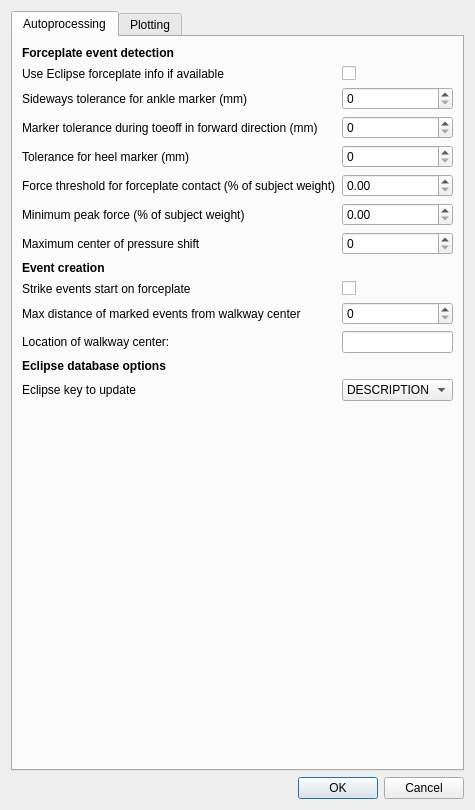
This is nexus_scripts/autoproc_dialog.ui in NCH-Motion-Laboratory/gaitutils as Qt 5 draws it before an edit. The edited form follows.
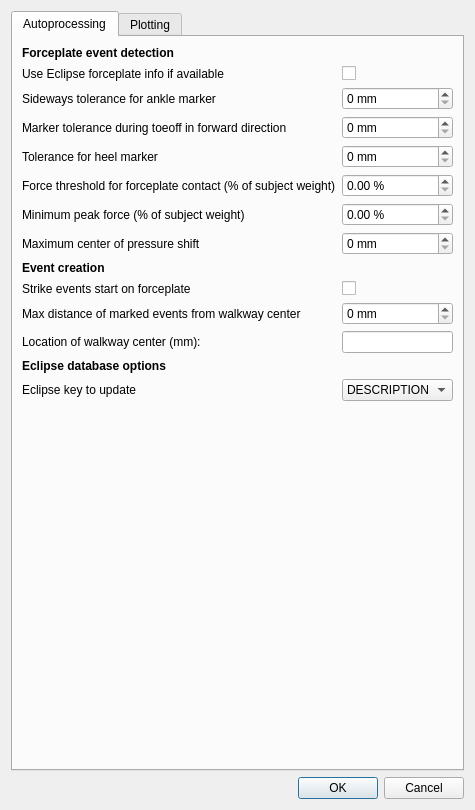
This is the edited form.

Commit message: units suffices

Diff of the .ui file:
```diff
--- a/nexus_scripts/autoproc_dialog.ui
+++ b/nexus_scripts/autoproc_dialog.ui
@@ -56,32 +56,44 @@
          <item row="2" column="0">
           <widget class="QLabel" name="label">
            <property name="text">
-            <string>Sideways tolerance for ankle marker (mm)</string>
+            <string>Sideways tolerance for ankle marker</string>
            </property>
           </widget>
          </item>
          <item row="2" column="1">
-          <widget class="QSpinBox" name="cfg_ankle_sideways_tol"/>
+          <widget class="QSpinBox" name="cfg_ankle_sideways_tol">
+           <property name="suffix">
+            <string> mm</string>
+           </property>
+          </widget>
          </item>
          <item row="3" column="0">
           <widget class="QLabel" name="label_7">
            <property name="text">
-            <string>Marker tolerance during toeoff in forward direction (mm)</string>
+            <string>Marker tolerance during toeoff in forward direction</string>
            </property>
           </widget>
          </item>
          <item row="3" column="1">
-          <widget class="QSpinBox" name="cfg_toeoff_marker_tol"/>
+          <widget class="QSpinBox" name="cfg_toeoff_marker_tol">
+           <property name="suffix">
+            <string> mm</string>
+           </property>
+          </widget>
          </item>
          <item row="4" column="0">
           <widget class="QLabel" name="label_9">
            <property name="text">
-            <string>Tolerance for heel marker (mm)</string>
+            <string>Tolerance for heel marker</string>
            </property>
           </widget>
          </item>
          <item row="4" column="1">
-          <widget class="QSpinBox" name="cfg_heel_strike_tol"/>
+          <widget class="QSpinBox" name="cfg_heel_strike_tol">
+           <property name="suffix">
+            <string> mm</string>
+           </property>
+          </widget>
          </item>
          <item row="5" column="0">
           <widget class="QLabel" name="label_4">
@@ -106,6 +118,9 @@
          </item>
          <item row="7" column="1">
           <widget class="QSpinBox" name="cfg_cop_shift_max">
+           <property name="suffix">
+            <string> mm</string>
+           </property>
            <property name="maximum">
             <number>500</number>
            </property>
@@ -148,7 +163,7 @@
          <item row="10" column="1">
           <widget class="QSpinBox" name="cfg_automark_max_dist">
            <property name="suffix">
-            <string/>
+            <string> mm</string>
            </property>
            <property name="maximum">
             <number>10000</number>
@@ -158,7 +173,7 @@
          <item row="11" column="0">
           <widget class="QLabel" name="label_18">
            <property name="text">
-            <string>Location of walkway center:</string>
+            <string>Location of walkway center (mm):</string>
            </property>
           </widget>
          </item>
@@ -205,10 +220,18 @@
           </widget>
          </item>
          <item row="5" column="1">
-          <widget class="QDoubleSpinBox" name="cfg_forceplate_contact_threshold"/>
+          <widget class="QDoubleSpinBox" name="cfg_forceplate_contact_threshold">
+           <property name="suffix">
+            <string> %</string>
+           </property>
+          </widget>
          </item>
          <item row="6" column="1">
-          <widget class="QDoubleSpinBox" name="cfg_forceplate_min_weight"/>
+          <widget class="QDoubleSpinBox" name="cfg_forceplate_min_weight">
+           <property name="suffix">
+            <string> %</string>
+           </property>
+          </widget>
          </item>
         </layout>
        </item>
```
